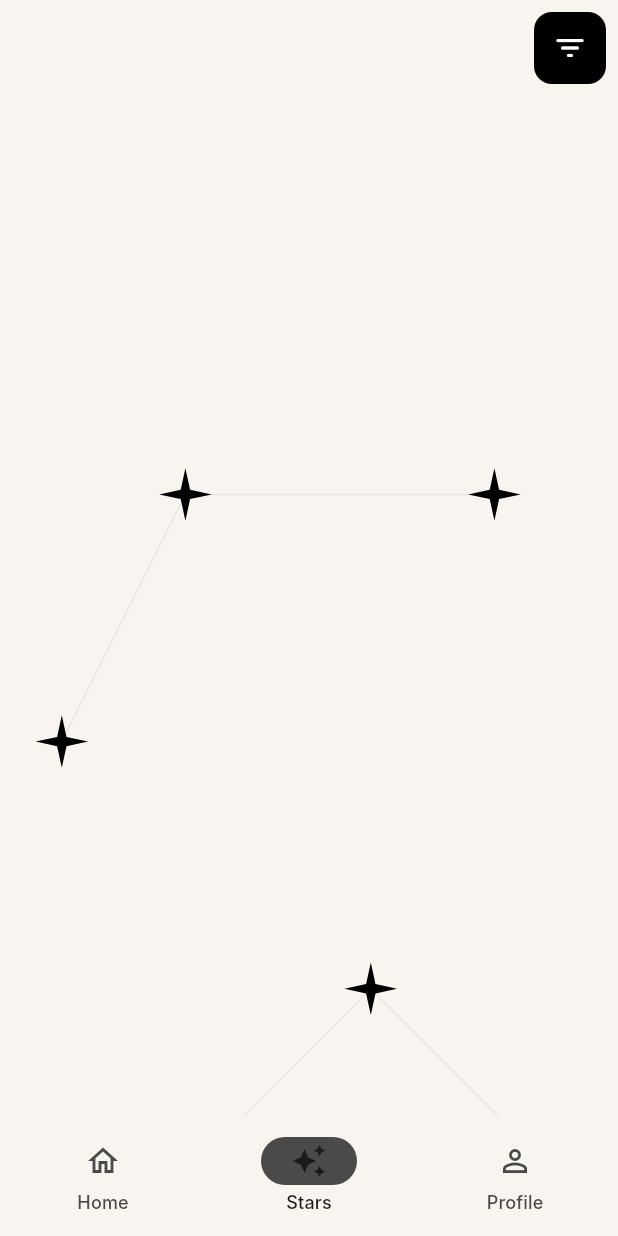
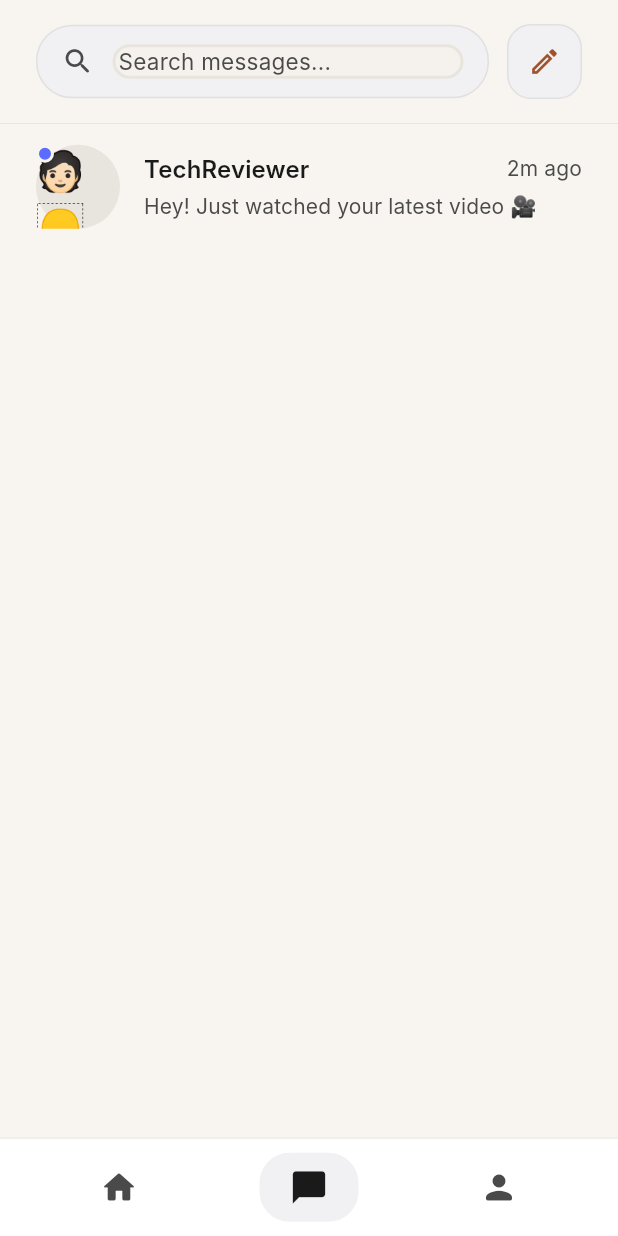
Before and after one commit to LioMessiForeverKing/Asteri, a Flutter app: the screen it shows once a user with an empty profile is signed in, item 2 of the bottom bar chosen, on a phone screen of 412 x 824 dp. Run offline on Flutter 3.47's test engine with Material 3 defaults, Android fonts, the phone set to English and light mode, and no system bars; our stand-ins replace firebase_core, firebase_messaging, flutter_svg, google_sign_in, shared_preferences, supabase_flutter; accounts and stored records are empty; network calls fail; Roboto replaces fonts that are missing (Inter); project files that could hold a hidden picture were left out.

Commit message:
fixed ui/ux of the app

```diff
--- a/lib/pages/loading_page.dart
+++ b/lib/pages/loading_page.dart
@@ -7,8 +7,7 @@ import '../models/passion_graph.dart';
 import '../widgets/asteria_loading_animation.dart';
 import 'dart:math' as math;
 import '../theme.dart';
-import 'star_map_page.dart';
-import 'passion_graph_page.dart';
+import 'root_nav_page.dart';
 import 'package:supabase_flutter/supabase_flutter.dart';
 
 class LoadingPage extends StatefulWidget {
@@ -24,7 +23,6 @@ class _LoadingPageState extends State<LoadingPage>
 
   String _statusMessage = 'Initializing...';
   bool _showContinue = false;
-  GraphSnapshot? _graph;
 
   // Animation values
   late Animation<double> _fadeAnimation;
@@ -139,7 +137,6 @@ class _LoadingPageState extends State<LoadingPage>
       }
 
       setState(() {
-        _graph = snapshot;
         _statusMessage = 'Almost ready...';
       });
 
@@ -164,12 +161,12 @@ class _LoadingPageState extends State<LoadingPage>
         // Non-fatal: continue navigation
       }
 
-      // Immediately navigate to PassionGraphPage and clear the loading page
+      // Navigate into app shell with bottom navigation
       if (!mounted) return;
       Navigator.of(context).pushAndRemoveUntil(
         PageRouteBuilder(
           pageBuilder: (context, animation, secondaryAnimation) =>
-              PassionGraphPage(snapshot: _graph!),
+              const RootNavPage(),
           transitionsBuilder: (context, animation, secondaryAnimation, child) =>
               FadeTransition(opacity: animation, child: child),
           transitionDuration: AsteriaTheme.animationMedium,
@@ -190,7 +187,7 @@ class _LoadingPageState extends State<LoadingPage>
     Navigator.of(context).pushReplacement(
       PageRouteBuilder(
         pageBuilder: (context, animation, secondaryAnimation) =>
-            const StarMapPage(),
+            const RootNavPage(),
         transitionsBuilder: (context, animation, secondaryAnimation, child) {
           return FadeTransition(opacity: animation, child: child);
         },
--- /dev/null
+++ b/lib/pages/messages_page.dart
@@ -0,0 +1,278 @@
+import 'package:flutter/material.dart';
+import '../theme.dart';
+
+class MessagesPage extends StatefulWidget {
+  const MessagesPage({super.key});
+
+  @override
+  State<MessagesPage> createState() => _MessagesPageState();
+}
+
+class _MessagesPageState extends State<MessagesPage>
+    with TickerProviderStateMixin {
+  late final AnimationController _fade;
+  late final Animation<double> _fadeAnim;
+  final TextEditingController _searchController = TextEditingController();
+
+  final List<_Conversation> _conversations = const [
+    _Conversation(
+      name: 'TechReviewer',
+      message: 'Hey! Just watched your latest video 🎥',
+      time: '2m ago',
+      avatarEmoji: '🧑🏻‍🦲',
+      unread: true,
+    ),
+  ];
+
+  @override
+  void initState() {
+    super.initState();
+    _fade = AnimationController(
+      duration: AsteriaTheme.animationMedium,
+      vsync: this,
+    )..forward();
+    _fadeAnim = CurvedAnimation(
+      parent: _fade,
+      curve: AsteriaTheme.curveElegant,
+    );
+  }
+
+  @override
+  void dispose() {
+    _fade.dispose();
+    _searchController.dispose();
+    super.dispose();
+  }
+
+  @override
+  Widget build(BuildContext context) {
+    final bool isDark = Theme.of(context).brightness == Brightness.dark;
+    final Color bg = isDark ? const Color(0xFF0F0F0F) : const Color(0xFFF8F5F0);
+
+    return Scaffold(
+      backgroundColor: bg,
+      body: SafeArea(
+        child: FadeTransition(
+          opacity: _fadeAnim,
+          child: Column(
+            children: [
+              Padding(
+                padding: const EdgeInsets.symmetric(
+                  horizontal: AsteriaTheme.spacingLarge,
+                  vertical: AsteriaTheme.spacingMedium,
+                ),
+                child: Row(
+                  children: [
+                    Expanded(child: _buildSearchField(context)),
+                    const SizedBox(width: 12),
+                    _buildComposeButton(context),
+                  ],
+                ),
+              ),
+              Container(
+                height: 0.5,
+                color: isDark
+                    ? const Color(0xFF2A2A2A)
+                    : const Color(0xFFE0E0E0),
+              ),
+              Expanded(
+                child: ListView.builder(
+                  itemCount: _conversations.length,
+                  itemBuilder: (context, index) {
+                    final convo = _conversations[index];
+                    return _ConversationTile(conversation: convo);
+                  },
+                ),
+              ),
+            ],
+          ),
+        ),
+      ),
+    );
+  }
+
+  Widget _buildSearchField(BuildContext context) {
+    final bool isDark = Theme.of(context).brightness == Brightness.dark;
+    final Color bg = isDark ? const Color(0xFF1F1F1F) : const Color(0xFFF1F1F3);
+    final Color border = isDark
+        ? const Color(0xFF2A2A2A)
+        : const Color(0xFFE0E0E0);
+
+    return Container(
+      decoration: BoxDecoration(
+        color: bg,
+        borderRadius: BorderRadius.circular(24),
+        border: Border.all(color: border, width: 1),
+      ),
+      padding: const EdgeInsets.symmetric(horizontal: 16, vertical: 12),
+      child: Row(
+        children: [
+          Icon(
+            Icons.search_rounded,
+            size: 22,
+            color: AsteriaTheme.textSecondary,
+          ),
+          const SizedBox(width: 12),
+          Expanded(
+            child: TextField(
+              controller: _searchController,
+              decoration: InputDecoration(
+                isDense: true,
+                hintText: 'Search messages...',
+                hintStyle: TextStyle(
+                  color: AsteriaTheme.textSecondary,
+                  fontSize: 15,
+                ),
+                border: InputBorder.none,
+                contentPadding: EdgeInsets.zero,
+              ),
+              style: const TextStyle(fontSize: 15),
+            ),
+          ),
+        ],
+      ),
+    );
+  }
+
+  Widget _buildComposeButton(BuildContext context) {
+    final bool isDark = Theme.of(context).brightness == Brightness.dark;
+    final Color bg = isDark ? const Color(0xFF1F1F1F) : const Color(0xFFF1F1F3);
+    final Color border = isDark
+        ? const Color(0xFF2A2A2A)
+        : const Color(0xFFE0E0E0);
+
+    return Container(
+      decoration: BoxDecoration(
+        color: bg,
+        borderRadius: BorderRadius.circular(16),
+        border: Border.all(color: border, width: 1),
+      ),
+      child: IconButton(
+        icon: const Icon(Icons.edit_outlined, size: 22),
+        color: const Color(0xFFA0522D),
+        onPressed: () {},
+        padding: const EdgeInsets.all(10),
+        constraints: const BoxConstraints(),
+        tooltip: 'New message',
+      ),
+    );
+  }
+}
+
+class _ConversationTile extends StatelessWidget {
+  final _Conversation conversation;
+  const _ConversationTile({required this.conversation});
+
+  @override
+  Widget build(BuildContext context) {
+    final bool isDark = Theme.of(context).brightness == Brightness.dark;
+
+    return InkWell(
+      onTap: () {},
+      child: Padding(
+        padding: const EdgeInsets.symmetric(
+          horizontal: AsteriaTheme.spacingLarge,
+          vertical: 14,
+        ),
+        child: Row(
+          crossAxisAlignment: CrossAxisAlignment.center,
+          children: [
+            Stack(
+              clipBehavior: Clip.none,
+              children: [
+                CircleAvatar(
+                  radius: 28,
+                  backgroundColor: isDark
+                      ? const Color(0xFF2A2A2A)
+                      : const Color(0xFFE8E4DE),
+                  child: Text(
+                    conversation.avatarEmoji,
+                    style: const TextStyle(fontSize: 26),
+                  ),
+                ),
+                if (conversation.unread)
+                  Positioned(
+                    left: 0,
+                    top: 0,
+                    child: Container(
+                      width: 12,
+                      height: 12,
+                      decoration: BoxDecoration(
+                        color: const Color(0xFF5B6CFF),
+                        shape: BoxShape.circle,
+                        border: Border.all(
+                          color: isDark
+                              ? const Color(0xFF0F0F0F)
+                              : const Color(0xFFF8F5F0),
+                          width: 2,
+                        ),
+                      ),
+                    ),
+                  ),
+              ],
+            ),
+            const SizedBox(width: 16),
+            Expanded(
+              child: Column(
+                crossAxisAlignment: CrossAxisAlignment.start,
+                children: [
+                  Row(
+                    children: [
+                      Expanded(
+                        child: Text(
+                          conversation.name,
+                          style: TextStyle(
+                            fontSize: 16,
+                            fontWeight: FontWeight.w600,
+                            color: isDark
+                                ? Colors.white
+                                : AsteriaTheme.textPrimary,
+                            fontFamily: 'Inter',
+                          ),
+                        ),
+                      ),
+                      Text(
+                        conversation.time,
+                        style: TextStyle(
+                          fontSize: 14,
+                          color: AsteriaTheme.textSecondary,
+                          fontFamily: 'Inter',
+                        ),
+                      ),
+                    ],
+                  ),
+                  const SizedBox(height: 4),
+                  Text(
+                    conversation.message,
+                    maxLines: 1,
+                    overflow: TextOverflow.ellipsis,
+                    style: TextStyle(
+                      fontSize: 14,
+                      color: AsteriaTheme.textSecondary,
+                      fontFamily: 'Inter',
+                    ),
+                  ),
+                ],
+              ),
+            ),
+          ],
+        ),
+      ),
+    );
+  }
+}
+
+class _Conversation {
+  final String name;
+  final String message;
+  final String time;
+  final String avatarEmoji;
+  final bool unread;
+  const _Conversation({
+    required this.name,
+    required this.message,
+    required this.time,
+    required this.avatarEmoji,
+    this.unread = false,
+  });
+}
--- a/lib/pages/root_nav_page.dart
+++ b/lib/pages/root_nav_page.dart
@@ -1,5 +1,6 @@
 import 'package:flutter/material.dart';
-import 'home_page.dart';
+import '../theme.dart';
+import 'messages_page.dart';
 import 'star_map_page.dart';
 import 'profile_page.dart';
 
@@ -13,32 +14,102 @@ class RootNavPage extends StatefulWidget {
 class _RootNavPageState extends State<RootNavPage> {
   int _currentIndex = 0;
 
-  final List<Widget> _pages = const [HomePage(), StarMapPage(), ProfilePage()];
+  // Desired order: Home (Star Map), Messages, Profile
+  final List<Widget> _pages = const [
+    StarMapPage(),
+    MessagesPage(),
+    ProfilePage(),
+  ];
 
   @override
   Widget build(BuildContext context) {
     return Scaffold(
       body: IndexedStack(index: _currentIndex, children: _pages),
-      bottomNavigationBar: NavigationBar(
-        selectedIndex: _currentIndex,
-        onDestinationSelected: (i) => setState(() => _currentIndex = i),
-        destinations: const [
-          NavigationDestination(
-            icon: Icon(Icons.home_outlined),
-            selectedIcon: Icon(Icons.home),
-            label: 'Home',
+      bottomNavigationBar: _buildBottomNav(context),
+    );
+  }
+
+  Widget _buildBottomNav(BuildContext context) {
+    final bool isDark = Theme.of(context).brightness == Brightness.dark;
+    final Color bg = isDark ? const Color(0xFF1A1A1A) : Colors.white;
+
+    return Container(
+      decoration: BoxDecoration(
+        color: bg,
+        border: Border(
+          top: BorderSide(
+            color: isDark ? const Color(0xFF2A2A2A) : const Color(0xFFE0E0E0),
+            width: 0.5,
           ),
-          NavigationDestination(
-            icon: Icon(Icons.auto_awesome_outlined),
-            selectedIcon: Icon(Icons.auto_awesome),
-            label: 'Stars',
+        ),
+      ),
+      child: SafeArea(
+        top: false,
+        child: Container(
+          height: 65,
+          padding: const EdgeInsets.symmetric(
+            horizontal: AsteriaTheme.spacingMedium,
+            vertical: AsteriaTheme.spacingSmall,
           ),
-          NavigationDestination(
-            icon: Icon(Icons.person_outline),
-            selectedIcon: Icon(Icons.person),
-            label: 'Profile',
+          child: Row(
+            mainAxisAlignment: MainAxisAlignment.spaceAround,
+            crossAxisAlignment: CrossAxisAlignment.center,
+            children: [
+              _buildNavItem(
+                context,
+                index: 0,
+                icon: Icons.home_rounded,
+                label: 'Home',
+              ),
+              _buildNavItem(
+                context,
+                index: 1,
+                icon: Icons.chat_bubble_rounded,
+                label: 'Messages',
+              ),
+              _buildNavItem(
+                context,
+                index: 2,
+                icon: Icons.person_rounded,
+                label: 'Profile',
+              ),
+            ],
           ),
-        ],
+        ),
+      ),
+    );
+  }
+
+  Widget _buildNavItem(
+    BuildContext context, {
+    required int index,
+    required IconData icon,
+    required String label,
+  }) {
+    final bool selected = _currentIndex == index;
+    final bool isDark = Theme.of(context).brightness == Brightness.dark;
+    final Color selectedBg = isDark
+        ? const Color(0xFF2A2A2A)
+        : const Color(0xFFF1F1F3);
+    final Color iconColor = selected
+        ? (isDark ? Colors.white : AsteriaTheme.textPrimary)
+        : AsteriaTheme.textSecondary;
+
+    return Expanded(
+      child: InkWell(
+        onTap: () => setState(() => _currentIndex = index),
+        child: Center(
+          child: AnimatedContainer(
+            duration: AsteriaTheme.animationMedium,
+            curve: AsteriaTheme.curveElegant,
+            padding: const EdgeInsets.symmetric(horizontal: 20, vertical: 10),
+            decoration: BoxDecoration(
+              color: selected ? selectedBg : Colors.transparent,
+              borderRadius: BorderRadius.circular(20),
+            ),
+            child: Icon(icon, size: 26, color: iconColor),
+          ),
+        ),
       ),
     );
   }
```
